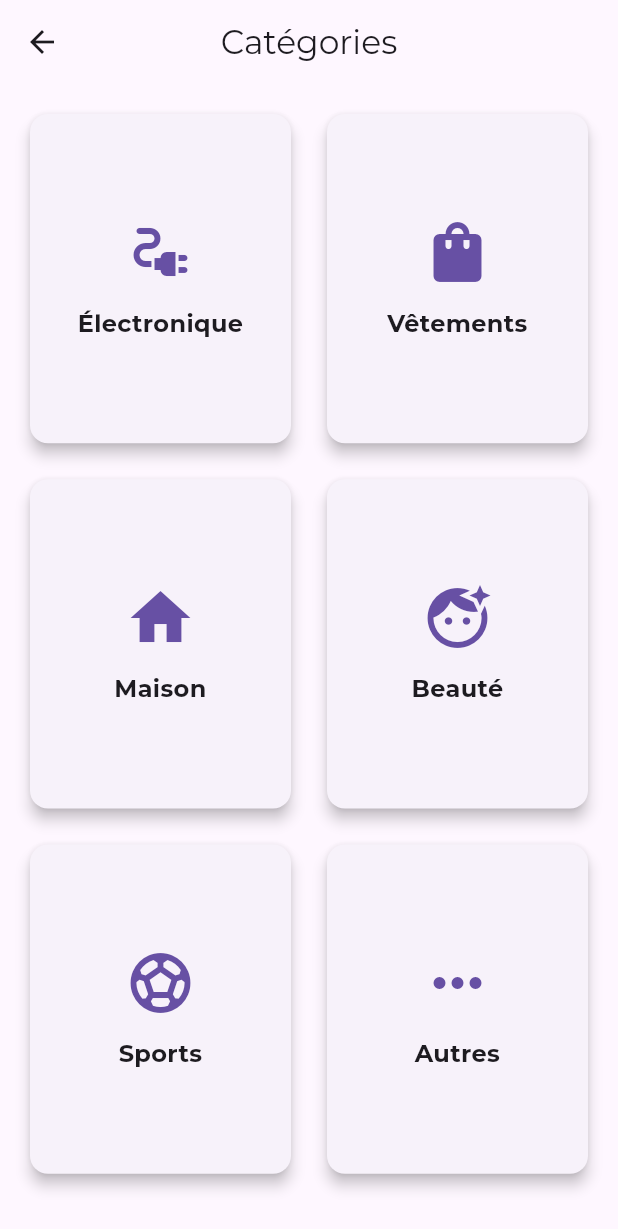
After one commit to IFRI-DevMobile/e-tech, a Flutter app: the CategoryPage screen opened by its route, on a phone screen of 412 x 824 dp. The commit adds this screen. Shown: the top 1229 px of the screen. Run offline on Flutter 3.47's test engine with Material 3 defaults, Android fonts, the phone set to English and light mode, and no system bars; our stand-ins replace get, google_fonts.

Commit message:
feat: finalisation de la page catégorie

```diff
--- a/lib/navigation.dart
+++ b/lib/navigation.dart
@@ -11,6 +11,8 @@ import 'package:code_initial/presentation/pages/product_home/product_home_contro
 import 'package:code_initial/presentation/pages/product_home/product_home_page.dart';
 import 'package:code_initial/presentation/pages/product_detail/product_detail_page.dart';
 import 'package:code_initial/presentation/pages/product_detail/product_detail_binding.dart';
+import 'package:code_initial/presentation/pages/category/category_page.dart';
+import 'package:code_initial/presentation/pages/category/category_binding.dart';
 
 class Nav {
   static List<GetPage> routes = [
@@ -45,6 +47,11 @@ class Nav {
       binding: ProductDetailBinding(),
     ),
     // AJOUTEZ CES 3 ROUTES POUR LE MENU BAS
+    GetPage(
+      name: Routes.CATEGORIES,
+      page: () => const CategoryPage(),
+      binding: CategoryBinding(),
+    ),
     GetPage(
       name: Routes.SEARCH,
       page: () => Scaffold(
@@ -81,8 +88,8 @@ class Routes {
   static const SPLASHSCREEN = '/splash_screen';
   static const productHome = '/product-home';
   static const PRODUCT_DETAIL = '/product-detail';
-  // AJOUTEZ CES 3 LIGNES
   static const SEARCH = '/search';
   static const CART = '/cart';
   static const PROFILE = '/profile';
+  static const CATEGORIES = '/categories';
 }
--- /dev/null
+++ b/lib/presentation/pages/category/category_binding.dart
@@ -0,0 +1,9 @@
+import 'package:get/get.dart';
+import 'package:code_initial/presentation/pages/category/category_controller.dart';
+
+class CategoryBinding implements Bindings {
+  @override
+  void dependencies() {
+    Get.lazyPut<CategoryController>(() => CategoryController());
+  }
+}
--- /dev/null
+++ b/lib/presentation/pages/category/category_controller.dart
@@ -0,0 +1,25 @@
+import 'package:get/get.dart';
+import 'package:flutter/material.dart';
+
+class CategoryController extends GetxController {
+  final categories = <Map<String, dynamic>>[].obs;
+
+  @override
+  void onInit() {
+    super.onInit();
+    // Ici, vous pouvez charger les catégories depuis votre API ou votre base de données
+    loadCategories();
+  }
+
+  void loadCategories() {
+    // Exemple de données statiques - à remplacer par un appel API
+    categories.value = [
+      {'id': 1, 'name': 'Électronique', 'icon': Icons.electrical_services},
+      {'id': 2, 'name': 'Vêtements', 'icon': Icons.shopping_bag},
+      {'id': 3, 'name': 'Maison', 'icon': Icons.home},
+      {'id': 4, 'name': 'Beauté', 'icon': Icons.face_retouching_natural},
+      {'id': 5, 'name': 'Sports', 'icon': Icons.sports_soccer},
+      {'id': 6, 'name': 'Autres', 'icon': Icons.more_horiz},
+    ];
+  }
+}
--- /dev/null
+++ b/lib/presentation/pages/category/category_page.dart
@@ -0,0 +1,82 @@
+import 'package:flutter/material.dart';
+import 'package:get/get.dart';
+import 'package:code_initial/presentation/pages/category/category_controller.dart';
+
+class CategoryPage extends GetView<CategoryController> {
+  const CategoryPage({Key? key}) : super(key: key);
+
+  @override
+  Widget build(BuildContext context) {
+    return Scaffold(
+      appBar: AppBar(
+        title: const Text('Catégories'),
+        centerTitle: true,
+      ),
+      body: Obx(
+        () => GridView.builder(
+          padding: const EdgeInsets.all(16.0),
+          gridDelegate: const SliverGridDelegateWithFixedCrossAxisCount(
+            crossAxisCount: 2,
+            crossAxisSpacing: 16.0,
+            mainAxisSpacing: 16.0,
+            childAspectRatio: 0.8,
+          ),
+          itemCount: controller.categories.length,
+          itemBuilder: (context, index) {
+            final category = controller.categories[index];
+            return _buildCategoryCard(
+              context,
+              category['name'] as String,
+              category['icon'] as IconData,
+            );
+          },
+        ),
+      ),
+    );
+  }
+
+  Widget _buildCategoryCard(
+    BuildContext context,
+    String categoryName,
+    IconData icon, {
+    Color? iconColor,
+  }) {
+    return Card(
+      elevation: 4.0,
+      shape: RoundedRectangleBorder(
+        borderRadius: BorderRadius.circular(12.0),
+      ),
+      child: InkWell(
+        onTap: () {
+          // Navigation vers les produits de la catégorie
+          // Get.toNamed(Routes.PRODUCT_LIST, arguments: {'category': categoryName});
+        },
+        borderRadius: BorderRadius.circular(12.0),
+        child: Column(
+          mainAxisAlignment: MainAxisAlignment.center,
+          children: [
+            Icon(
+              icon,
+              size: 48.0,
+              color: iconColor ?? Theme.of(context).primaryColor,
+            ),
+            const SizedBox(height: 12.0),
+            Padding(
+              padding: const EdgeInsets.symmetric(horizontal: 8.0),
+              child: Text(
+                categoryName,
+                style: const TextStyle(
+                  fontSize: 16.0,
+                  fontWeight: FontWeight.bold,
+                ),
+                textAlign: TextAlign.center,
+                maxLines: 2,
+                overflow: TextOverflow.ellipsis,
+              ),
+            ),
+          ],
+        ),
+      ),
+    );
+  }
+}
```
Also changed, not shown: lib/presentation/pages/product_home/product_home_controller.dart (+24 -4 lines), lib/presentation/pages/product_home/product_home_page.dart (+77 -2 lines).
